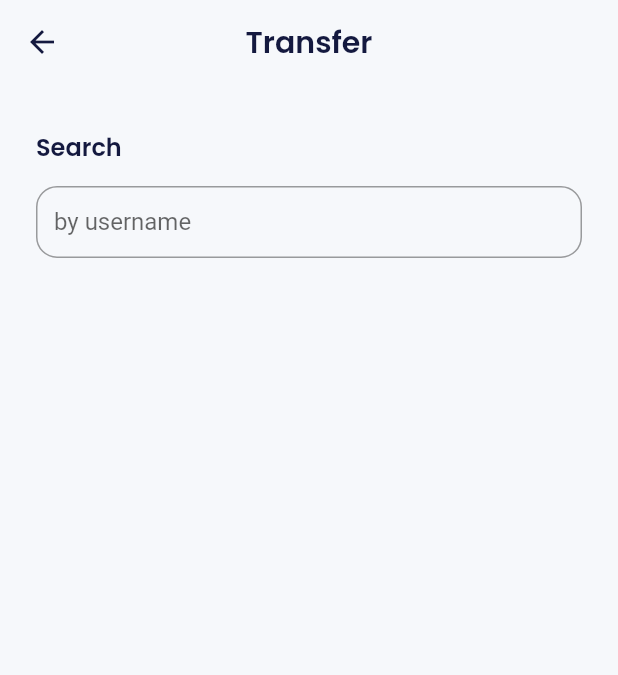
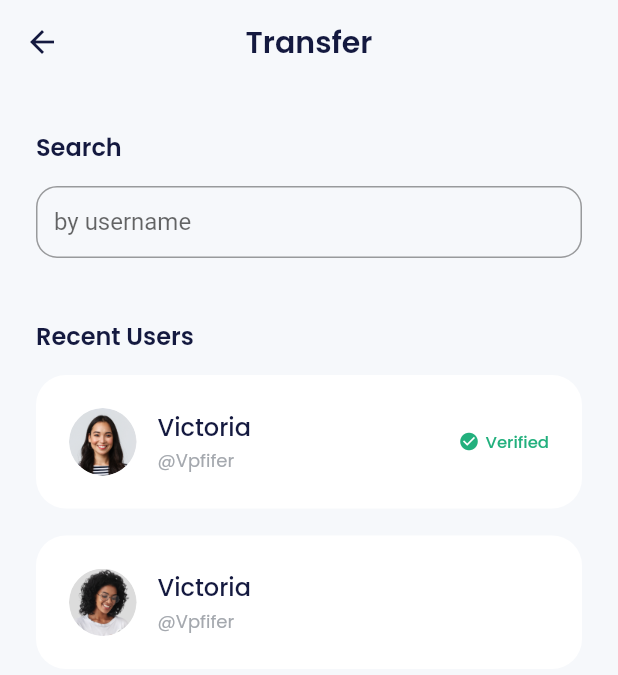
Before and after one commit to Chands18/bank_purse2, a Flutter app: the TransferPage screen opened by its route, on a phone screen of 412 x 824 dp. Shown: the top 675 px of the screen. Run offline on Flutter 3.47's test engine with Material 2 defaults, Android fonts, the phone set to English and light mode, and no system bars; our stand-ins replace carousel_slider, google_fonts.

Commit message:
recent user

```diff
--- a/lib/ui/pages/transfer_page.dart
+++ b/lib/ui/pages/transfer_page.dart
@@ -1,5 +1,6 @@
 import 'package:bank_purse2/shared/theme.dart';
 import 'package:bank_purse2/ui/widgets/forms.dart';
+import 'package:bank_purse2/ui/widgets/transfer_recent_user_item.dart';
 import 'package:flutter/material.dart';
 
 class TransferPage extends StatelessWidget {
@@ -31,7 +32,7 @@ class TransferPage extends StatelessWidget {
           const SizedBox(
             height: 14,
           ),
-          CustomFormField(
+          const CustomFormField(
             title: 'by username',
             isShowTitle: false,
             // controller: usernameController,
@@ -44,7 +45,7 @@ class TransferPage extends StatelessWidget {
             //   setState(() {});
             // },
           ),
-          // buildRecentUsers(),
+          buildRecentUsers(),
           // usernameController.text.isEmpty ? buildRecentUsers() : buildResult(),
           const SizedBox(
             height: 80,
@@ -73,3 +74,117 @@ class TransferPage extends StatelessWidget {
     );
   }
 }
+
+Widget buildRecentUsers() {
+  return Container(
+    margin: const EdgeInsets.only(
+      top: 40,
+    ),
+    child: Column(
+      crossAxisAlignment: CrossAxisAlignment.start,
+      children: [
+        Text(
+          'Recent Users',
+          style: blackTextStyle.copyWith(
+            fontSize: 16,
+            fontWeight: semiBold,
+          ),
+        ),
+        const SizedBox(
+          height: 14,
+        ),
+        const TransferRecentUserItem(
+          imageUrl: 'assets/img_friend1.png',
+          isVerified: true,
+          name: 'Victoria',
+          username: 'Vpfifer',
+        ),
+        const TransferRecentUserItem(
+          imageUrl: 'assets/img_friend2.png',
+          isVerified: false,
+          name: 'Victoria',
+          username: 'Vpfifer',
+        )
+        // BlocBuilder<UserBloc, UserState>(
+        //   builder: (context, state) {
+        //     if (state is UserSuccess) {
+        //       return Column(
+        //         children: state.users.map((user) {
+        //           return GestureDetector(
+        //             onTap: () {
+        //               Navigator.push(
+        //                 context,
+        //                 MaterialPageRoute(
+        //                   builder: (context) => TransferAmountPage(
+        //                     data: TransferFormModel(
+        //                       sendTo: user.username,
+        //                     ),
+        //                   ),
+        //                 ),
+        //               );
+        //             },
+        //             child: TransferRecentUserItem(user: user),
+        //           );
+        //         }).toList(),
+        //       );
+        //     }
+
+        //     return const Center(
+        //       child: CircularProgressIndicator(),
+        //     );
+        //   },
+        // ),
+      ],
+    ),
+  );
+}
+
+Widget buildResult() {
+  return Container(
+    margin: const EdgeInsets.only(
+      top: 40,
+    ),
+    child: Column(
+      crossAxisAlignment: CrossAxisAlignment.start,
+      children: [
+        Text(
+          'Result',
+          style: blackTextStyle.copyWith(
+            fontSize: 16,
+            fontWeight: semiBold,
+          ),
+        ),
+        const SizedBox(
+          height: 14,
+        ),
+        // BlocBuilder<UserBloc, UserState>(
+        //   builder: (context, state) {
+        //     if (state is UserSuccess) {
+        //       return Wrap(
+        //         spacing: 17,
+        //         runSpacing: 17,
+        //         children: state.users.map((user) {
+        //           return GestureDetector(
+        //             onTap: () {
+        //               setState(() {
+        //                 selectedUser = user;
+        //               });
+        //             },
+        //             child: TransferResultUserItem(
+        //               user: user,
+        //               isSelected: user.id == selectedUser?.id,
+        //             ),
+        //           );
+        //         }).toList(),
+        //       );
+        //     }
+
+        //     return const Center(
+        //       child: CircularProgressIndicator(),
+        //     );
+        //   },
+        // ),
+      ],
+    ),
+  );
+}
--- /dev/null
+++ b/lib/ui/widgets/transfer_recent_user_item.dart
@@ -0,0 +1,95 @@
+import 'package:bank_purse2/shared/theme.dart';
+import 'package:flutter/material.dart';
+
+class TransferRecentUserItem extends StatelessWidget {
+  final String imageUrl;
+  final String name;
+  final String username;
+  final bool isVerified;
+
+  const TransferRecentUserItem({
+    super.key,
+    required this.imageUrl,
+    required this.name,
+    required this.username,
+    this.isVerified = false,
+  });
+
+  @override
+  Widget build(BuildContext context) {
+    return Container(
+      margin: const EdgeInsets.only(
+        bottom: 18,
+      ),
+      padding: const EdgeInsets.all(22),
+      decoration: BoxDecoration(
+        borderRadius: BorderRadius.circular(20),
+        color: whiteColor,
+      ),
+      child: Row(
+        children: [
+          Container(
+            width: 45,
+            height: 45,
+            margin: const EdgeInsets.only(
+              right: 14,
+            ),
+            decoration: BoxDecoration(
+              shape: BoxShape.circle,
+              image: DecorationImage(
+                image: AssetImage(imageUrl),
+                // user.profilePicture == null || user.profilePicture!.isEmpty
+                //     ? const AssetImage(
+                //         'assets/img_profile.png',
+                //       )
+                //     : NetworkImage(user.profilePicture!) as ImageProvider,
+              ),
+            ),
+          ),
+          Column(
+            crossAxisAlignment: CrossAxisAlignment.start,
+            children: [
+              Text(
+                name,
+                style: blackTextStyle.copyWith(
+                  fontSize: 16,
+                  fontWeight: medium,
+                ),
+              ),
+              const SizedBox(
+                height: 2,
+              ),
+              Text(
+                '@$username',
+                style: greyTextStyle.copyWith(
+                  fontSize: 12,
+                ),
+              ),
+            ],
+          ),
+          const Spacer(),
+          if (isVerified)
+            Row(
+              children: [
+                Icon(
+                  Icons.check_circle,
+                  size: 14,
+                  color: greenColor,
+                ),
+                const SizedBox(
+                  width: 4,
+                ),
+                Text(
+                  'Verified',
+                  style: greenTextStyle.copyWith(
+                    fontSize: 11,
+                    fontWeight: medium,
+                  ),
+                ),
+              ],
+            ),
+        ],
+      ),
+    );
+  }
+}
```
